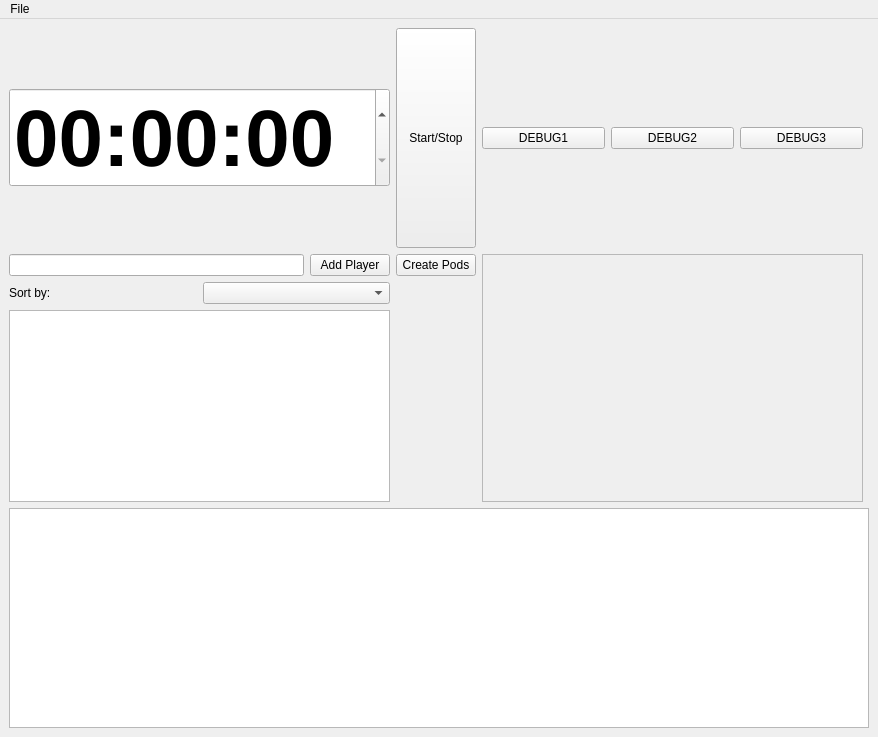
First picture: the form in ui/MainWindow.ui, repository eVen-gits/EDH_matchmaker, before the edit.
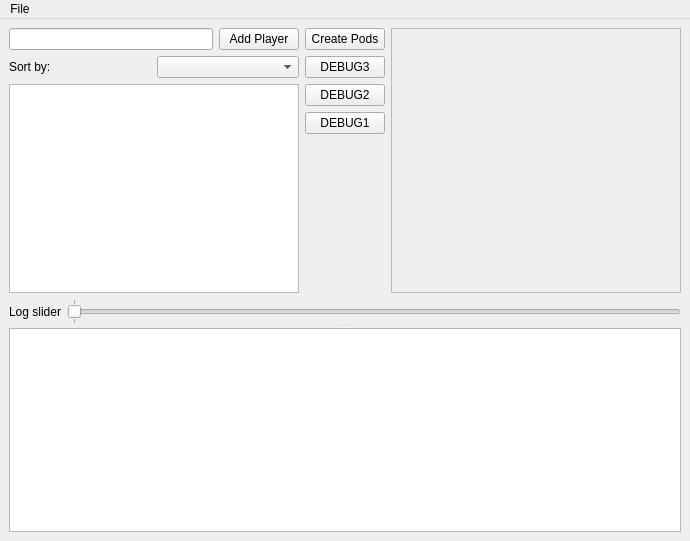
Second picture: the form after the edit.

Commit message: *Update: added UI for pods *Update: added option to report win/draw for pod

```diff
--- a/ui/MainWindow.ui
+++ b/ui/MainWindow.ui
@@ -6,56 +6,23 @@
    <rect>
     <x>0</x>
     <y>0</y>
-    <width>878</width>
-    <height>737</height>
+    <width>690</width>
+    <height>541</height>
    </rect>
   </property>
   <property name="windowTitle">
    <string>MainWindow</string>
   </property>
   <widget class="QWidget" name="centralwidget">
+   <layout class="QVBoxLayout" name="verticalLayout_3">
+    <item>
+     <widget class="QSplitter" name="splitter">
+      <property name="orientation">
+       <enum>Qt::Vertical</enum>
+      </property>
+      <widget class="QWidget" name="">
    <layout class="QGridLayout" name="gridLayout">
-    <item row="0" column="0" colspan="2">
-     <layout class="QHBoxLayout" name="horizontalLayout">
-      <item>
-       <widget class="QTimeEdit" name="timeEdit">
-        <property name="sizePolicy">
-         <sizepolicy hsizetype="Expanding" vsizetype="Fixed">
-          <horstretch>0</horstretch>
-          <verstretch>0</verstretch>
-         </sizepolicy>
-        </property>
-        <property name="font">
-         <font>
-          <pointsize>60</pointsize>
-          <weight>75</weight>
-          <bold>true</bold>
-         </font>
-        </property>
-        <property name="wrapping">
-         <bool>false</bool>
-        </property>
-       </widget>
-      </item>
-      <item>
-       <widget class="QPushButton" name="pushButton">
-        <property name="sizePolicy">
-         <sizepolicy hsizetype="Minimum" vsizetype="Expanding">
-          <horstretch>0</horstretch>
-          <verstretch>0</verstretch>
-         </sizepolicy>
-        </property>
-        <property name="text">
-         <string>Start/Stop</string>
-        </property>
-       </widget>
-      </item>
-     </layout>
-    </item>
-    <item row="4" column="0" colspan="4">
-     <widget class="QListWidget" name="lw_status"/>
-    </item>
-    <item row="1" column="0" rowspan="3">
+        <item row="0" column="0" rowspan="2">
      <layout class="QVBoxLayout" name="verticalLayout_2">
       <item>
        <layout class="QHBoxLayout" name="horizontalLayout_2">
@@ -100,29 +67,58 @@
       </item>
      </layout>
     </item>
-    <item row="1" column="1">
+        <item row="0" column="1">
      <widget class="QPushButton" name="pb_pods">
       <property name="text">
        <string>Create Pods</string>
       </property>
      </widget>
     </item>
-    <item row="0" column="2">
-     <layout class="QHBoxLayout" name="horizontalLayout_4">
-      <item>
-       <widget class="QPushButton" name="DEBUG1">
-        <property name="text">
-         <string>DEBUG1</string>
-        </property>
-       </widget>
-      </item>
-      <item>
-       <widget class="QPushButton" name="DEBUG2">
-        <property name="text">
-         <string>DEBUG2</string>
-        </property>
-       </widget>
-      </item>
+        <item row="0" column="2" rowspan="2">
+         <widget class="QScrollArea" name="sa_pods">
+          <property name="sizePolicy">
+           <sizepolicy hsizetype="Expanding" vsizetype="Minimum">
+            <horstretch>0</horstretch>
+            <verstretch>0</verstretch>
+           </sizepolicy>
+          </property>
+          <property name="horizontalScrollBarPolicy">
+           <enum>Qt::ScrollBarAlwaysOff</enum>
+          </property>
+          <property name="widgetResizable">
+           <bool>true</bool>
+          </property>
+          <property name="alignment">
+           <set>Qt::AlignLeading|Qt::AlignLeft|Qt::AlignTop</set>
+          </property>
+          <widget class="QWidget" name="saw_content">
+           <property name="geometry">
+            <rect>
+             <x>0</x>
+             <y>0</y>
+             <width>283</width>
+             <height>267</height>
+            </rect>
+           </property>
+           <layout class="QVBoxLayout" name="_2">
+            <property name="spacing">
+             <number>0</number>
+            </property>
+            <property name="leftMargin">
+             <number>0</number>
+            </property>
+            <property name="rightMargin">
+             <number>0</number>
+            </property>
+            <property name="bottomMargin">
+             <number>0</number>
+            </property>
+           </layout>
+          </widget>
+         </widget>
+        </item>
+        <item row="1" column="1">
+         <layout class="QVBoxLayout" name="verticalLayout">
       <item>
        <widget class="QPushButton" name="DEBUG3">
         <property name="text">
@@ -130,24 +126,65 @@
         </property>
        </widget>
       </item>
-     </layout>
-    </item>
-    <item row="1" column="2" rowspan="3">
-     <widget class="QScrollArea" name="scrollArea">
-      <property name="widgetResizable">
-       <bool>true</bool>
-      </property>
-      <widget class="QWidget" name="scrollAreaWidgetContents">
-       <property name="geometry">
-        <rect>
-         <x>0</x>
-         <y>0</y>
-         <width>369</width>
-         <height>280</height>
-        </rect>
-       </property>
-       <layout class="QVBoxLayout" name="verticalLayout"/>
-      </widget>
+          <item>
+           <widget class="QPushButton" name="DEBUG2">
+            <property name="text">
+             <string>DEBUG2</string>
+            </property>
+           </widget>
+          </item>
+          <item>
+           <widget class="QPushButton" name="DEBUG1">
+            <property name="text">
+             <string>DEBUG1</string>
+            </property>
+           </widget>
+          </item>
+          <item>
+           <spacer name="verticalSpacer">
+            <property name="orientation">
+             <enum>Qt::Vertical</enum>
+            </property>
+            <property name="sizeHint" stdset="0">
+             <size>
+              <width>20</width>
+              <height>40</height>
+             </size>
+            </property>
+           </spacer>
+          </item>
+         </layout>
+        </item>
+        <item row="2" column="0" colspan="3">
+         <layout class="QHBoxLayout" name="horizontalLayout">
+          <item>
+           <widget class="QLabel" name="label_2">
+            <property name="text">
+             <string>Log slider</string>
+            </property>
+           </widget>
+          </item>
+          <item>
+           <widget class="QSlider" name="hs_log">
+            <property name="maximum">
+             <number>0</number>
+            </property>
+            <property name="orientation">
+             <enum>Qt::Horizontal</enum>
+            </property>
+            <property name="tickPosition">
+             <enum>QSlider::TicksBothSides</enum>
+            </property>
+            <property name="tickInterval">
+             <number>1</number>
+            </property>
+           </widget>
+          </item>
+         </layout>
+        </item>
+       </layout>
+      </widget>
+      <widget class="QListWidget" name="lw_status"/>
      </widget>
     </item>
    </layout>
@@ -157,8 +194,8 @@
     <rect>
      <x>0</x>
      <y>0</y>
-     <width>878</width>
-     <height>34</height>
+     <width>690</width>
+     <height>30</height>
     </rect>
    </property>
    <widget class="QMenu" name="menuFile">
```
Left out of the diff: 3 changed lines with no effect on the pictures. Lines whose indentation alone changed are shown as unchanged. The commit also changes 5 other files.
